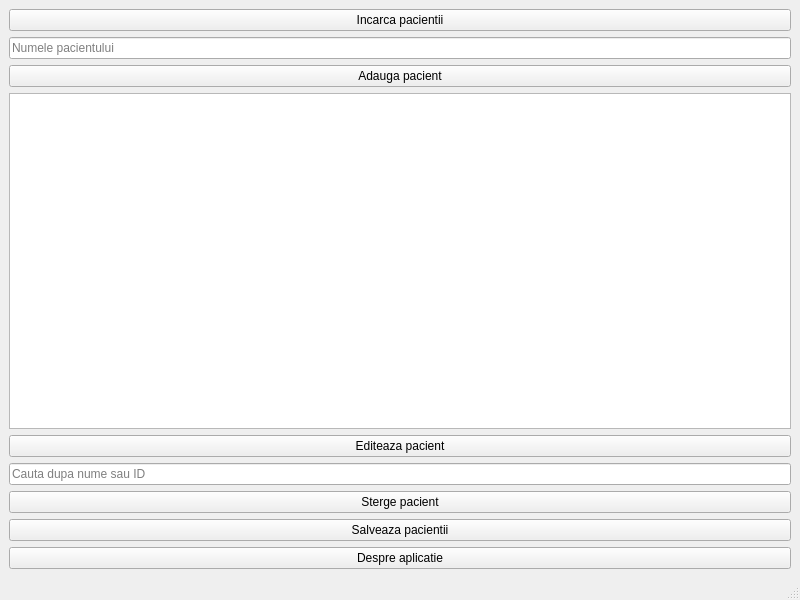
CPRBusiness/MedDesk, file mainwindow.ui: the form before one commit.
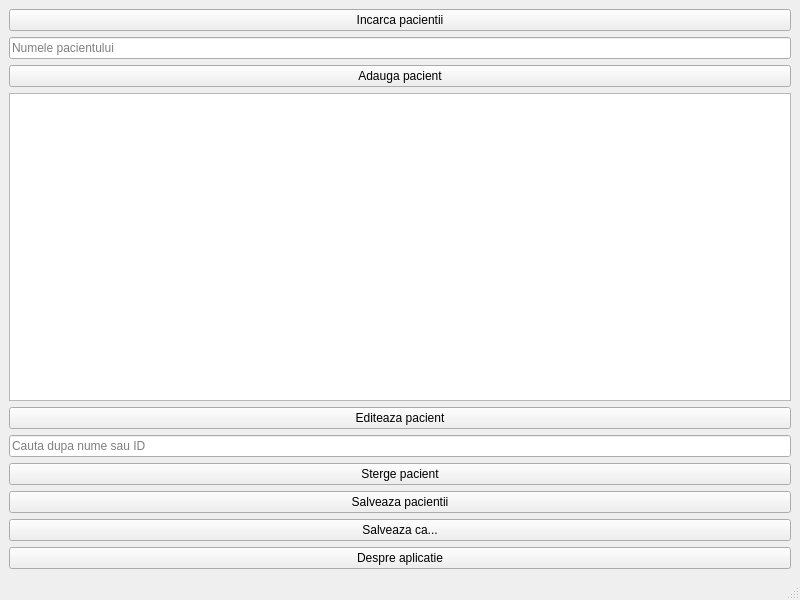
The form after the commit.

Commit message: feat: track current patient file and support save as

Diff of the .ui file:
```diff
--- a/mainwindow.ui
+++ b/mainwindow.ui
@@ -67,6 +67,13 @@
       </property>
      </widget>
     </item>
+    <item>
+     <widget class="QPushButton" name="savePatientsAsButton">
+      <property name="text">
+       <string>Salveaza ca...</string>
+      </property>
+     </widget>
+    </item>
     <item>
      <widget class="QPushButton" name="aboutButton">
       <property name="text">
```
The commit also changes 2 other files.
